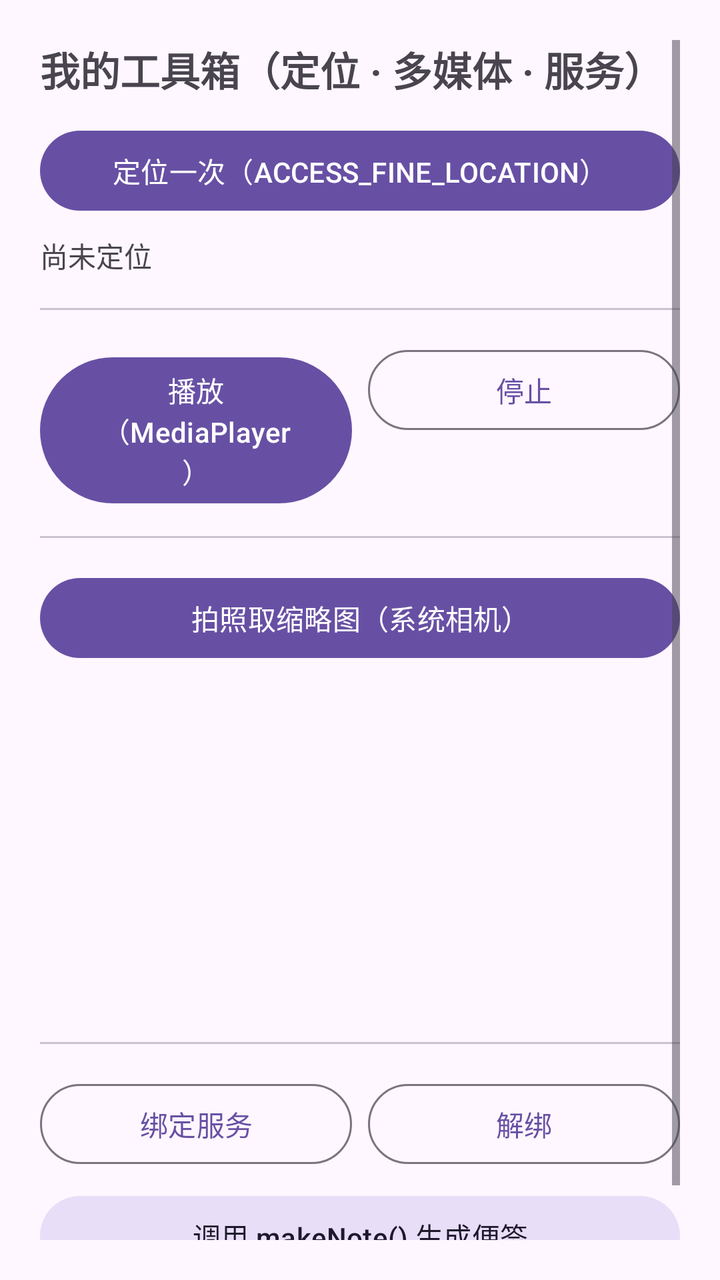
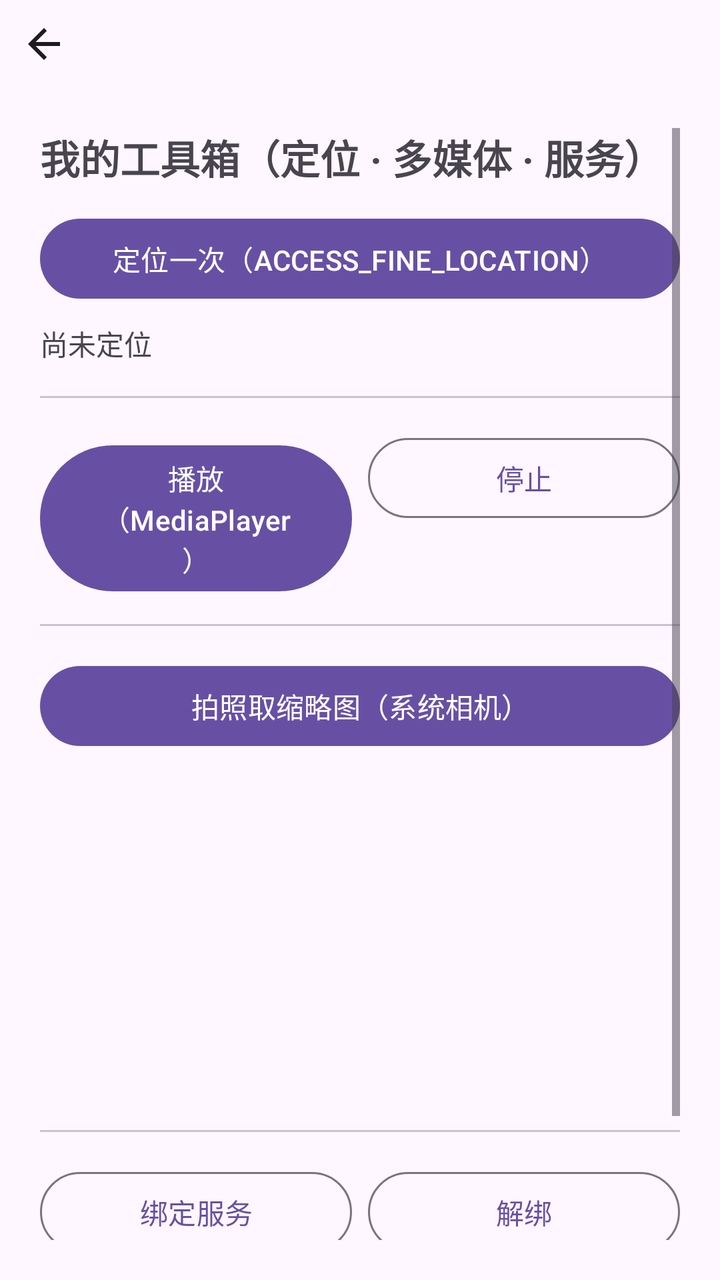

Two renders of the same Android screen: before a commit and after it. Below are the layout's source before the change and the commit's diff.
<!-- AndroidManifest.xml: application theme Theme.Keyou -->
<!-- res/layout/activity_tools.xml -->
<?xml version="1.0" encoding="utf-8"?>
<ScrollView xmlns:android="http://schemas.android.com/apk/res/android"
    android:layout_width="match_parent"
    android:layout_height="match_parent"
    android:padding="20dp">

    <LinearLayout
        android:layout_width="match_parent"
        android:layout_height="wrap_content"
        android:orientation="vertical">

        <TextView
            android:layout_width="wrap_content"
            android:layout_height="wrap_content"
            android:text="@string/tools_title"
            android:textSize="20sp"
            android:textStyle="bold"
            android:layout_marginBottom="12dp" />

        
        <Button
            android:id="@+id/btn_location"
            android:layout_width="match_parent"
            android:layout_height="wrap_content"
            android:text="@string/location_fetch" />

        <TextView
            android:id="@+id/tv_location"
            android:layout_width="wrap_content"
            android:layout_height="wrap_content"
            android:text="@string/location_idle"
            android:layout_marginTop="8dp" />

        <View
            android:layout_width="match_parent"
            android:layout_height="1dp"
            android:layout_marginVertical="16dp"
            android:background="?attr/colorOutlineVariant" />

        
        <LinearLayout
            android:layout_width="match_parent"
            android:layout_height="wrap_content"
            android:orientation="horizontal">

            <Button
                android:id="@+id/btn_play_music"
                android:layout_width="0dp"
                android:layout_height="wrap_content"
                android:layout_weight="1"
                android:layout_marginEnd="8dp"
                android:text="@string/music_play" />

            <Button
                android:id="@+id/btn_stop_music"
                style="@style/Widget.Material3.Button.OutlinedButton"
                android:layout_width="0dp"
                android:layout_height="wrap_content"
                android:layout_weight="1"
                android:text="@string/music_stop" />
        </LinearLayout>

        <View
            android:layout_width="match_parent"
            android:layout_height="1dp"
            android:layout_marginVertical="16dp"
            android:background="?attr/colorOutlineVariant" />

        
        <Button
            android:id="@+id/btn_camera"
            android:layout_width="match_parent"
            android:layout_height="wrap_content"
            android:text="@string/camera_take" />

        <ImageView
            android:id="@+id/iv_photo"
            android:layout_width="160dp"
            android:layout_height="160dp"
            android:layout_gravity="center_horizontal"
            android:layout_marginTop="12dp"
            android:contentDescription="@string/camera_take"
            android:scaleType="centerCrop" />

        <View
            android:layout_width="match_parent"
            android:layout_height="1dp"
            android:layout_marginVertical="16dp"
            android:background="?attr/colorOutlineVariant" />

        
        <LinearLayout
            android:layout_width="match_parent"
            android:layout_height="wrap_content"
            android:orientation="horizontal">

            <Button
                android:id="@+id/btn_bind_service"
                style="@style/Widget.Material3.Button.OutlinedButton"
                android:layout_width="0dp"
                android:layout_height="wrap_content"
                android:layout_weight="1"
                android:layout_marginEnd="8dp"
                android:text="@string/service_bind" />

            <Button
                android:id="@+id/btn_unbind_service"
                style="@style/Widget.Material3.Button.OutlinedButton"
                android:layout_width="0dp"
                android:layout_height="wrap_content"
                android:layout_weight="1"
                android:text="@string/service_unbind" />
        </LinearLayout>

        <Button
            android:id="@+id/btn_make_note"
            style="@style/Widget.Material3.Button.TonalButton"
            android:layout_width="match_parent"
            android:layout_height="wrap_content"
            android:layout_marginTop="8dp"
            android:text="@string/service_make_note" />

        <TextView
            android:id="@+id/tv_bound_note"
            android:layout_width="wrap_content"
            android:layout_height="wrap_content"
            android:text="@string/service_note_idle"
            android:layout_marginTop="8dp" />

    </LinearLayout>
</ScrollView>
<!-- resources referenced by this layout -->
<resources>
  <string name="camera_take">拍照取缩略图（系统相机）</string>
  <string name="location_fetch">定位一次（ACCESS_FINE_LOCATION）</string>
  <string name="location_idle">尚未定位</string>
  <string name="music_play">播放（MediaPlayer）</string>
  <string name="music_stop">停止</string>
  <string name="service_bind">绑定服务</string>
  <string name="service_make_note">调用 makeNote() 生成便签</string>
  <string name="service_note_idle">（绑定后点上面按钮，便签会出现在这里）</string>
  <string name="service_unbind">解绑</string>
  <string name="tools_title">我的工具箱（定位 · 多媒体 · 服务）</string>
  <style name="Theme.Keyou" parent="Theme.Material3.DayNight.NoActionBar" />
</resources>

<!-- the commit's change to res/layout/activity_tools.xml (unified diff, before → after) -->
@@ -1,8 +1,16 @@
 <?xml version="1.0" encoding="utf-8"?>
-<ScrollView xmlns:android="http://schemas.android.com/apk/res/android"
+<LinearLayout xmlns:android="http://schemas.android.com/apk/res/android"
     android:layout_width="match_parent"
     android:layout_height="match_parent"
-    android:padding="20dp">
+    android:orientation="vertical">
+
+    <include layout="@layout/view_back_bar" />
+
+    <ScrollView
+        android:layout_width="match_parent"
+        android:layout_height="0dp"
+        android:layout_weight="1"
+        android:padding="20dp">
 
     <LinearLayout
         android:layout_width="match_parent"
@@ -129,3 +137,20 @@
 
     </LinearLayout>
 </ScrollView>
+</LinearLayout>
+<!-- res/layout/view_back_bar.xml (included above) -->
+<?xml version="1.0" encoding="utf-8"?>
+<FrameLayout xmlns:android="http://schemas.android.com/apk/res/android"
+    android:layout_width="wrap_content"
+    android:layout_height="wrap_content">
+
+    <ImageButton
+        android:id="@+id/btn_back"
+        android:layout_width="44dp"
+        android:layout_height="44dp"
+        android:background="?attr/selectableItemBackgroundBorderless"
+        android:contentDescription="@string/back"
+        android:padding="10dp"
+        android:src="@drawable/ic_arrow_back" />
+
+</FrameLayout>
<!-- resource entries referenced after the edit -->
@@ -1,5 +1,18 @@
 <!-- resources referenced by this layout -->
 <resources>
+  <!-- drawable ic_arrow_back (drawable) -->
+  <?xml version="1.0" encoding="utf-8"?>
+  <vector xmlns:android="http://schemas.android.com/apk/res/android"
+      android:width="24dp"
+      android:height="24dp"
+      android:viewportWidth="24"
+      android:viewportHeight="24"
+      android:tint="?attr/colorOnSurface">
+      <path
+          android:fillColor="@android:color/white"
+          android:pathData="M20,11H7.83l5.59,-5.59L12,4l-8,8 8,8 1.41,-1.41L7.83,13H20v-2z" />
+  </vector>
+  <string name="back">返回</string>
   <string name="camera_take">拍照取缩略图（系统相机）</string>
   <string name="location_fetch">定位一次（ACCESS_FINE_LOCATION）</string>
   <string name="location_idle">尚未定位</string>
